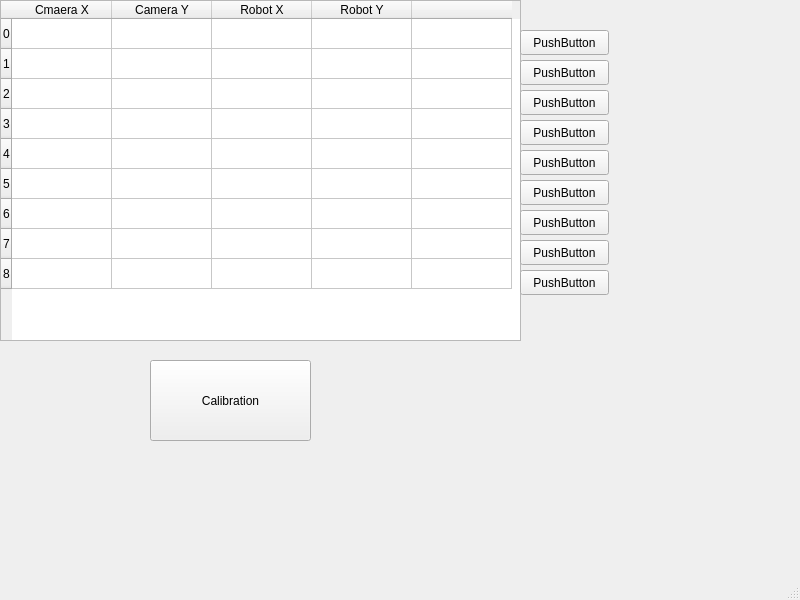
The window that mainwindow.ui (hoshianaaa/calibration_panel) describes before a commit, drawn with Qt 5.
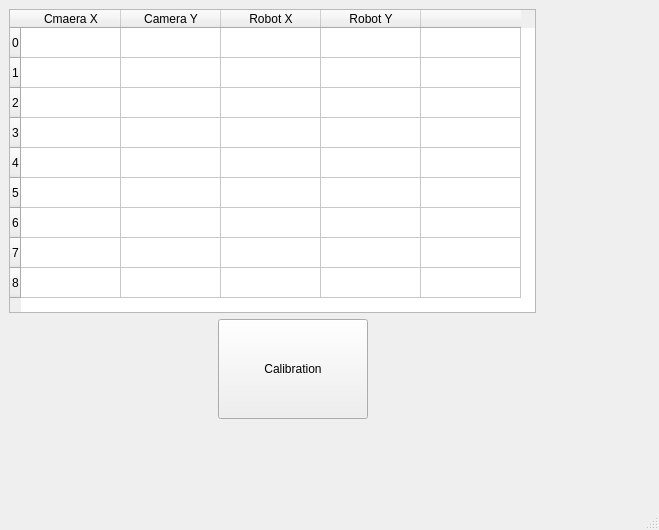
The same window after the commit.

Patch:
```diff
--- a/mainwindow.ui
+++ b/mainwindow.ui
@@ -6,22 +6,31 @@
    <rect>
     <x>0</x>
     <y>0</y>
-    <width>800</width>
-    <height>600</height>
+    <width>659</width>
+    <height>530</height>
    </rect>
   </property>
   <property name="windowTitle">
    <string>MainWindow</string>
   </property>
   <widget class="QWidget" name="centralwidget">
+   <layout class="QHBoxLayout" name="horizontalLayout_4">
+    <item>
+     <layout class="QHBoxLayout" name="horizontalLayout_3">
+      <item>
+       <layout class="QVBoxLayout" name="verticalLayout">
+        <item>
+         <layout class="QHBoxLayout" name="horizontalLayout">
+          <item>
    <widget class="QTableWidget" name="tableWidget">
-    <property name="geometry">
-     <rect>
-      <x>0</x>
-      <y>0</y>
-      <width>521</width>
-      <height>341</height>
-     </rect>
+            <property name="sizePolicy">
+             <sizepolicy hsizetype="Preferred" vsizetype="Preferred">
+              <horstretch>0</horstretch>
+              <verstretch>0</verstretch>
+             </sizepolicy>
+            </property>
+            <property name="sizeAdjustPolicy">
+             <enum>QAbstractScrollArea::AdjustToContents</enum>
     </property>
     <row>
      <property name="text">
@@ -94,136 +103,115 @@
      </property>
     </column>
    </widget>
-   <widget class="QPushButton" name="CalibrationButton">
-    <property name="geometry">
-     <rect>
-      <x>150</x>
-      <y>360</y>
-      <width>161</width>
-      <height>81</height>
-     </rect>
+          </item>
+          <item>
+           <spacer name="horizontalSpacer">
+            <property name="orientation">
+             <enum>Qt::Horizontal</enum>
+            </property>
+            <property name="sizeHint" stdset="0">
+             <size>
+              <width>40</width>
+              <height>20</height>
+             </size>
+            </property>
+           </spacer>
+          </item>
+         </layout>
+        </item>
+        <item>
+         <layout class="QVBoxLayout" name="verticalLayout_2">
+          <item>
+           <layout class="QHBoxLayout" name="horizontalLayout_2">
+            <item>
+             <spacer name="horizontalSpacer_2">
+              <property name="orientation">
+               <enum>Qt::Horizontal</enum>
+              </property>
+              <property name="sizeHint" stdset="0">
+               <size>
+                <width>40</width>
+                <height>20</height>
+               </size>
+              </property>
+             </spacer>
+            </item>
+            <item>
+             <widget class="QPushButton" name="pushButton">
+              <property name="sizePolicy">
+               <sizepolicy hsizetype="Fixed" vsizetype="Fixed">
+                <horstretch>0</horstretch>
+                <verstretch>0</verstretch>
+               </sizepolicy>
+              </property>
+              <property name="minimumSize">
+               <size>
+                <width>150</width>
+                <height>100</height>
+               </size>
     </property>
     <property name="text">
      <string>Calibration</string>
     </property>
-   </widget>
-   <widget class="QPushButton" name="pushButton_1">
-    <property name="geometry">
-     <rect>
-      <x>520</x>
-      <y>30</y>
-      <width>89</width>
-      <height>25</height>
-     </rect>
-    </property>
-    <property name="text">
-     <string>PushButton</string>
-    </property>
-   </widget>
-   <widget class="QPushButton" name="pushButton_2">
-    <property name="geometry">
-     <rect>
-      <x>520</x>
-      <y>60</y>
-      <width>89</width>
-      <height>25</height>
-     </rect>
-    </property>
-    <property name="text">
-     <string>PushButton</string>
-    </property>
-   </widget>
-   <widget class="QPushButton" name="pushButton_3">
-    <property name="geometry">
-     <rect>
-      <x>520</x>
-      <y>90</y>
-      <width>89</width>
-      <height>25</height>
-     </rect>
-    </property>
-    <property name="text">
-     <string>PushButton</string>
-    </property>
-   </widget>
-   <widget class="QPushButton" name="pushButton_4">
-    <property name="geometry">
-     <rect>
-      <x>520</x>
-      <y>120</y>
-      <width>89</width>
-      <height>25</height>
-     </rect>
-    </property>
-    <property name="text">
-     <string>PushButton</string>
-    </property>
-   </widget>
-   <widget class="QPushButton" name="pushButton_5">
-    <property name="geometry">
-     <rect>
-      <x>520</x>
-      <y>150</y>
-      <width>89</width>
-      <height>25</height>
-     </rect>
-    </property>
-    <property name="text">
-     <string>PushButton</string>
-    </property>
-   </widget>
-   <widget class="QPushButton" name="pushButton_6">
-    <property name="geometry">
-     <rect>
-      <x>520</x>
-      <y>180</y>
-      <width>89</width>
-      <height>25</height>
-     </rect>
-    </property>
-    <property name="text">
-     <string>PushButton</string>
-    </property>
-   </widget>
-   <widget class="QPushButton" name="pushButton_7">
-    <property name="geometry">
-     <rect>
-      <x>520</x>
-      <y>210</y>
-      <width>89</width>
-      <height>25</height>
-     </rect>
-    </property>
-    <property name="text">
-     <string>PushButton</string>
-    </property>
-   </widget>
-   <widget class="QPushButton" name="pushButton_8">
-    <property name="geometry">
-     <rect>
-      <x>520</x>
-      <y>240</y>
-      <width>89</width>
-      <height>25</height>
-     </rect>
-    </property>
-    <property name="text">
-     <string>PushButton</string>
-    </property>
-   </widget>
-   <widget class="QPushButton" name="pushButton_9">
-    <property name="geometry">
-     <rect>
-      <x>520</x>
-      <y>270</y>
-      <width>89</width>
-      <height>25</height>
-     </rect>
-    </property>
-    <property name="text">
-     <string>PushButton</string>
-    </property>
-   </widget>
+              <property name="autoRepeat">
+               <bool>false</bool>
+              </property>
+              <property name="autoDefault">
+               <bool>false</bool>
+              </property>
+              <property name="flat">
+               <bool>false</bool>
+              </property>
+             </widget>
+            </item>
+            <item>
+             <spacer name="horizontalSpacer_3">
+              <property name="orientation">
+               <enum>Qt::Horizontal</enum>
+              </property>
+              <property name="sizeHint" stdset="0">
+               <size>
+                <width>40</width>
+                <height>20</height>
+               </size>
+              </property>
+             </spacer>
+            </item>
+           </layout>
+          </item>
+          <item>
+           <spacer name="verticalSpacer">
+            <property name="orientation">
+             <enum>Qt::Vertical</enum>
+            </property>
+            <property name="sizeHint" stdset="0">
+             <size>
+              <width>20</width>
+              <height>40</height>
+             </size>
+            </property>
+           </spacer>
+          </item>
+         </layout>
+        </item>
+       </layout>
+      </item>
+      <item>
+       <spacer name="horizontalSpacer_4">
+        <property name="orientation">
+         <enum>Qt::Horizontal</enum>
+        </property>
+        <property name="sizeHint" stdset="0">
+         <size>
+          <width>40</width>
+          <height>20</height>
+         </size>
+        </property>
+       </spacer>
+      </item>
+     </layout>
+    </item>
+   </layout>
   </widget>
   <widget class="QMenuBar" name="menubar">
    <property name="geometry">
```
Left out of the diff: 2 changed lines with no effect on the pictures. Lines whose indentation alone changed are shown as unchanged.
